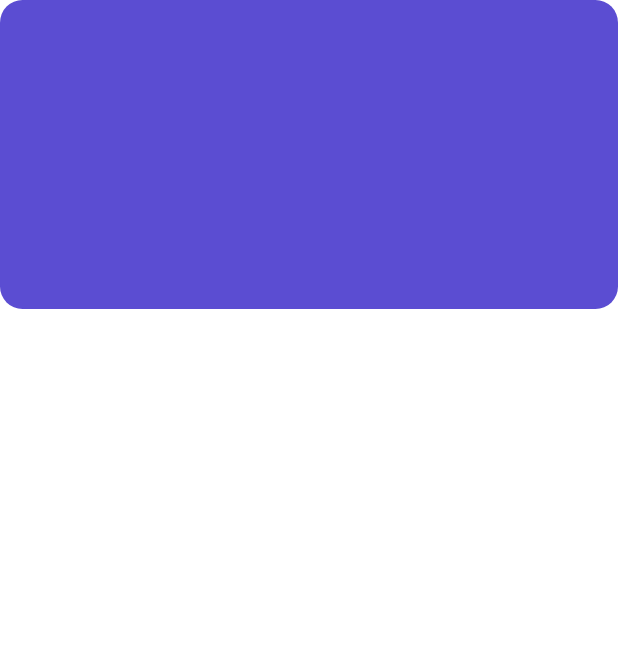
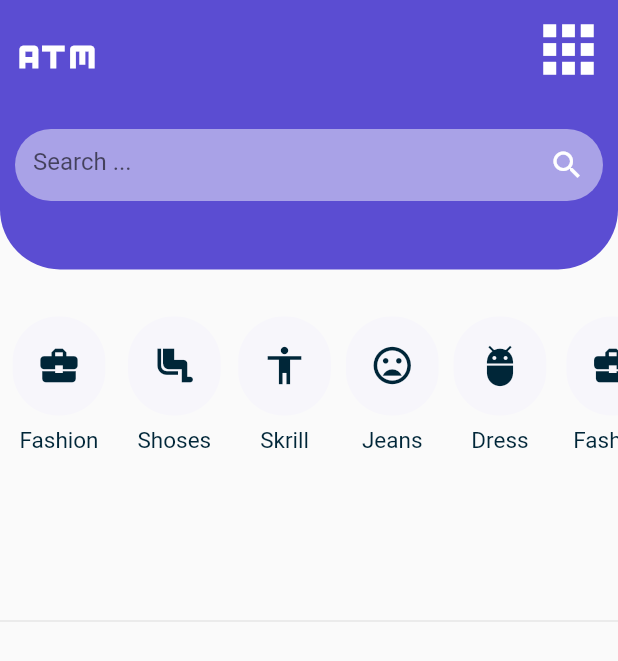
Before and after one commit to MrBeboApp/Free_Flutter_woo_HomePage, a Flutter app: the screen it shows after launch, on a phone screen of 412 x 824 dp. Shown: the top 661 px of the screen. Run offline on Flutter 3.47's test engine with Material 2 defaults, Android fonts, the phone set to English and light mode, and no system bars.

Commit message:
At The middle of Fifth home Page

```diff
--- a/lib/Pages/Fifth/FifthHomeScreen.dart
+++ b/lib/Pages/Fifth/FifthHomeScreen.dart
@@ -19,12 +19,13 @@ List<String> myImageUrl = [
   'https://images.unsplash.com/photo-1585944348450-35593b4c836d?ixlib=rb-1.2.1&ixid=eyJhcHBfaWQiOjEyMDd9&auto=format&fit=crop&w=1534&q=80',
 ];
 
-List<String> myTitles = ['Food', 'Run', 'Lifestyle', 'Education'];
+List<String> myTitles = ['Fashion', 'Shoses', 'Skrill', 'Jeans', 'Dress'];
 List<IconData> myicons = [
-  Icons.local_pizza,
-  Icons.directions_run,
-  Icons.explore,
-  Icons.local_library
+  Icons.business_center,
+  Icons.airline_seat_legroom_normal,
+  Icons.accessibility,
+  Icons.mood_bad,
+  Icons.adb
 ];
 List<Color> myColors = [
   _ViolaColor,
@@ -36,17 +37,86 @@ List<Color> myColors = [
 class _FifthHomeScreenState extends State<FifthHomeScreen> {
   @override
   Widget build(BuildContext context) {
-    return Stack(
+    return Scaffold(
+      appBar: AppBar(
+        backgroundColor: _ViolaColor,
+        elevation: 0,
+        leading: Padding(
+          padding: const EdgeInsets.all(8.0),
+          child: Icon(
+            Icons.atm,
+            color: Colors.white,
+            size: 60,
+          ),
+        ),
+        actions: <Widget>[
+          Padding(
+            padding: const EdgeInsets.all(8.0),
+            child: Icon(
+              Icons.apps,
+              color: Colors.white,
+              size: 50,
+            ),
+          ),
+        ],
+      ),
+      body: Stack(
         children: <Widget>[
           Container(
-          height: MediaQuery.of(context).size.height * 0.25,
+            height: MediaQuery.of(context).size.height * 0.15,
             width: double.infinity,
             decoration: BoxDecoration(
               color: _ViolaColor,
-            borderRadius: BorderRadius.circular(15.0),
+              borderRadius: BorderRadius.only(
+                  bottomLeft: Radius.circular(40),
+                  bottomRight: Radius.circular(40)),
+            ),
+            child: Padding(
+              padding: const EdgeInsets.only(top: 20.0, right: 10, left: 10),
+              child: custumTextField(
+                  'Search ...', Icon(Icons.search, color: Colors.white)),
+            ),
+          ),
+          Padding(
+            padding: const EdgeInsets.only(top: 150),
+            child: ListView(
+              children: <Widget>[
+                Container(
+                  height: 200,
+                  child: ListView(
+                    scrollDirection: Axis.horizontal,
+                    shrinkWrap: true,
+                    children: <Widget>[
+                      _SectionCard(myTitles[0], myicons[0], _DarkWhiteColor,
+                          _MainColor, _MainColor),
+                      _SectionCard(myTitles[1], myicons[1], _DarkWhiteColor,
+                          _MainColor, _MainColor),
+                      _SectionCard(myTitles[2], myicons[2], _DarkWhiteColor,
+                          _MainColor, _MainColor),
+                      _SectionCard(myTitles[3], myicons[3], _DarkWhiteColor,
+                          _MainColor, _MainColor),
+                      _SectionCard(myTitles[4], myicons[4], _DarkWhiteColor,
+                          _MainColor, _MainColor),
+                      _SectionCard(myTitles[0], myicons[0], _DarkWhiteColor,
+                          _MainColor, _MainColor),
+                      _SectionCard(myTitles[2], myicons[2], _DarkWhiteColor,
+                          _MainColor, _MainColor),
+                    ],
+                  ),
+                ),
+                Divider(),
+                Container(
+                  height: 150,
+                  child: ListView(
+                    scrollDirection: Axis.vertical,
+                    children: <Widget>[],
                   ),
                 ),
               ],
+            ),
+          ),
+        ],
+      ),
     );
   }
 
@@ -55,21 +125,33 @@ class _FifthHomeScreenState extends State<FifthHomeScreen> {
   //You can edit the Custom Input Text Field from Here
 
   Widget custumTextField(String hint, Icon iconName) {
-    return Padding(
-      padding: const EdgeInsets.all(18.0),
+    return Column(
+      children: <Widget>[
+        SizedBox(
+          height: 10,
+        ),
+        Container(
+          decoration: BoxDecoration(
+            color: _DarkWhiteColor.withOpacity(0.5),
+            borderRadius: BorderRadius.circular(25),
+          ),
           child: TextField(
-        style: TextStyle(color: _MainColor),
-        cursorColor: _ViolaColor,
+            style: TextStyle(color: Colors.white),
+            cursorColor: Colors.white,
             decoration: InputDecoration(
+                border: InputBorder.none,
+                focusedBorder: InputBorder.none,
+                enabledBorder: InputBorder.none,
+                errorBorder: InputBorder.none,
                 disabledBorder: InputBorder.none,
-          fillColor: Colors.transparent,
+                fillColor: _DarkWhiteColor.withOpacity(0),
                 filled: true,
                 hintText: hint,
-          labelStyle: TextStyle(color: _MainColor),
-          suffixIcon: iconName,
-          focusColor: _ViolaColor,
+                labelStyle: TextStyle(color: Colors.white),
+                suffixIcon: iconName),
           ),
         ),
+      ],
     );
   }
 
@@ -80,11 +162,11 @@ class _FifthHomeScreenState extends State<FifthHomeScreen> {
       child: Column(
         children: <Widget>[
           Container(
-            height: MediaQuery.of(context).size.height * 0.20,
-            width: MediaQuery.of(context).size.width * 0.30,
+            height: MediaQuery.of(context).size.height * 0.08,
+            width: MediaQuery.of(context).size.width * 0.15,
             decoration: BoxDecoration(
               color: myColor,
-              borderRadius: BorderRadius.circular(10),
+              borderRadius: BorderRadius.circular(30),
             ),
             child: Column(
               crossAxisAlignment: CrossAxisAlignment.center,
@@ -101,19 +183,17 @@ class _FifthHomeScreenState extends State<FifthHomeScreen> {
                 SizedBox(
                   height: 10,
                 ),
-                Text(
+              ],
+            ),
+          ),
+          Padding(
+            padding: const EdgeInsets.all(8.0),
+            child: Text(
               title,
-                  style: TextStyle(color: contentColor, fontSize: 18),
+              style: TextStyle(
+                color: contentColor,
+                fontSize: 15,
               ),
-                SizedBox(
-                  height: 15,
-                ),
-                Icon(
-                  Icons.play_circle_filled,
-                  color: btnColor,
-                  size: 35,
-                ),
-              ],
             ),
           ),
         ],
```
Also changed, not shown: 2 other files. Lines whose indentation alone changed are shown as unchanged.
